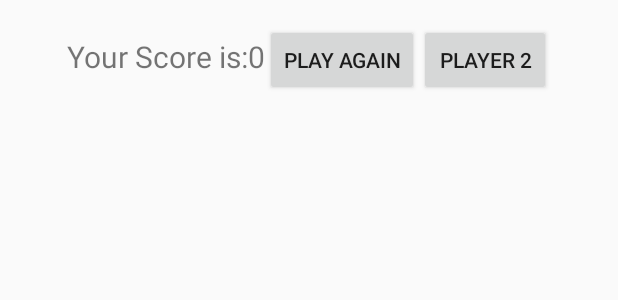
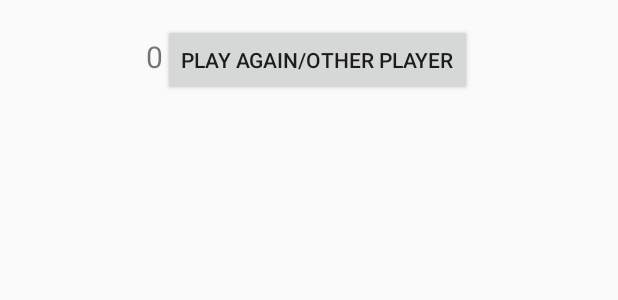
Before and after one commit to briannchow/MultipleChoiceQuiz-master, an Android app: the layout activity_scoreboard.xml on its own in the app's theme, with its tools: preview values and no code run, on a phone screen of 412 x 824 dp. Shown: the top 300 px of the screen. Run offline under Robolectric (Android 15) with nearby library versions, the phone set to English and light mode, and no system bars.

Commit message:
Added Database + changed scoreboard text

```diff
--- a/app/src/main/java/com/skooltchdev/multiplechoicequiz/LoginActivity.java
+++ b/app/src/main/java/com/skooltchdev/multiplechoicequiz/LoginActivity.java
@@ -8,7 +8,7 @@ import android.widget.Button;
 import android.widget.EditText;
 
 public class LoginActivity extends AppCompatActivity {
-
+    //DatabaseHelper helper = new DatabaseHelper(this);
     @Override
     protected void onCreate(Bundle savedInstanceState) {
         super.onCreate(savedInstanceState);
@@ -29,6 +29,7 @@ public class LoginActivity extends AppCompatActivity {
                 Intent i = new Intent(LoginActivity.this, QuizActivity.class);
                 i.putExtra("Username", Player);
                 startActivity(i);
+
             }
 
         });
--- a/app/src/main/res/layout/activity_scoreboard.xml
+++ b/app/src/main/res/layout/activity_scoreboard.xml
@@ -18,7 +18,7 @@
         <TextView
             android:layout_width="wrap_content"
             android:layout_height="wrap_content"
-            android:text="Your Score is:"
+            android:text=""
             android:layout_alignParentLeft="true"
             android:textSize="20sp"/>
         <TextView
@@ -31,11 +31,8 @@
         <Button
             android:layout_width="wrap_content"
             android:layout_height="wrap_content"
-            android:text="Play Again"/>
-        <Button
-            android:layout_width="wrap_content"
-            android:layout_height="wrap_content"
-            android:text="Player 2"/>
+            android:text="Play Again/Other player"/>
+
     </LinearLayout>
 
     <FrameLayout
@@ -43,7 +40,8 @@
         android:layout_height="400dp"
         android:layout_below="@+id/linearLayout"
         android:layout_centerHorizontal="true"
-        android:layout_marginTop="15dp">
+        android:layout_marginTop="15dp"
+        android:id="@+id/leaderboard">
 
 
     </FrameLayout>
```
Also changed, not shown: app/src/main/java/com/skooltchdev/multiplechoicequiz/DatabaseHelper.java (added, +61 -0 lines), app/src/main/java/com/skooltchdev/multiplechoicequiz/Name.java (added, +17 -0 lines).
